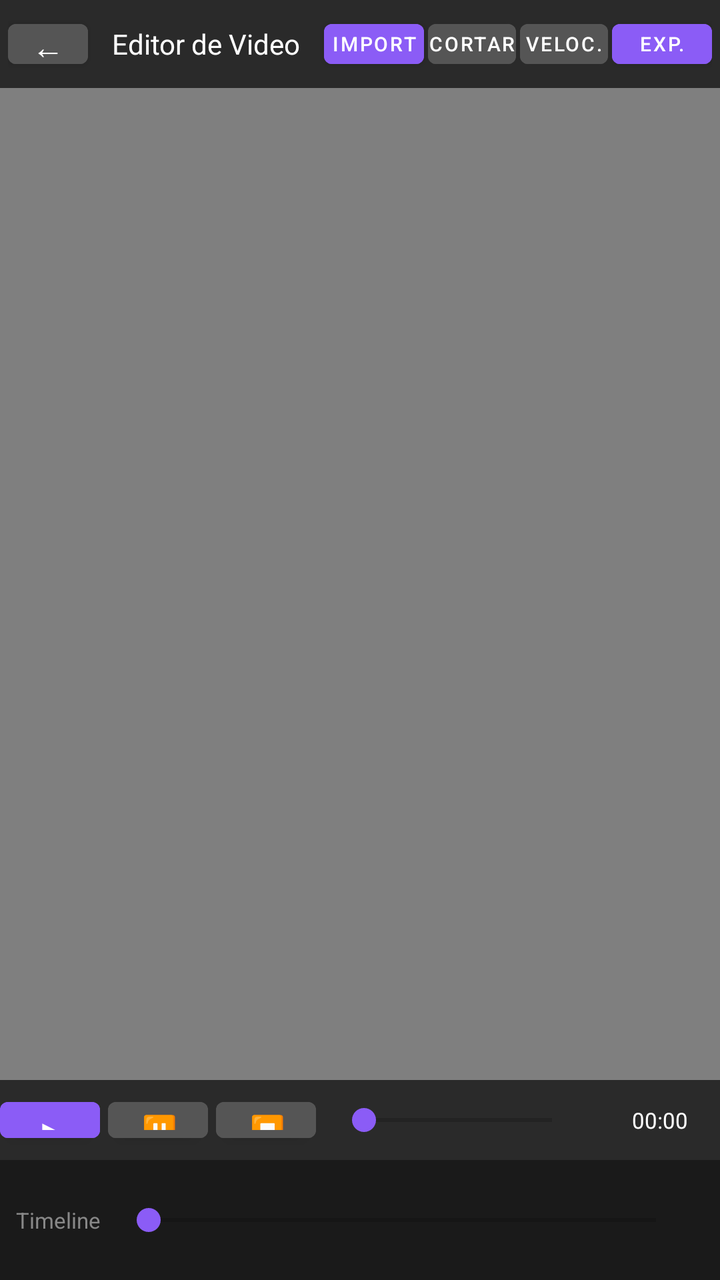
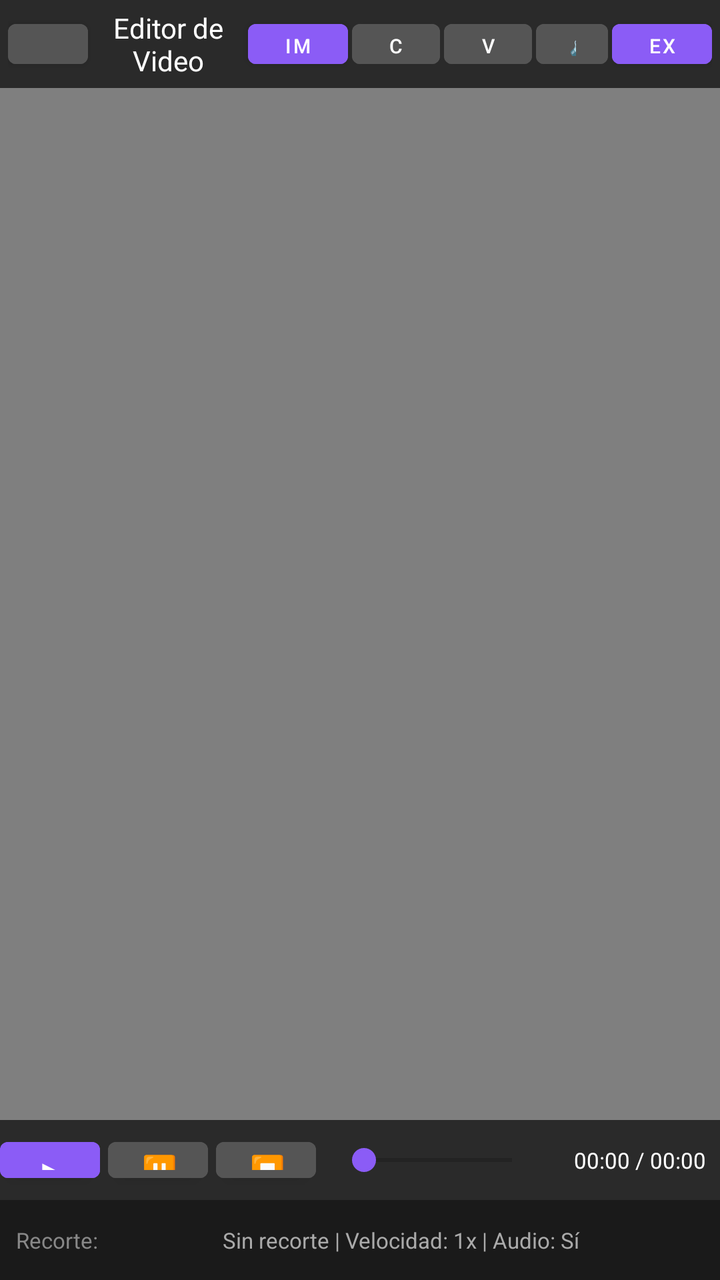

Two renders of the same Android screen: before a commit and after it. Below are the layout's source before the change and the commit's diff.
<!-- AndroidManifest.xml: application theme Theme.Creador360 -->
<!-- res/layout/activity_video_editor.xml -->
<?xml version="1.0" encoding="utf-8"?>
<LinearLayout xmlns:android="http://schemas.android.com/apk/res/android"
    android:layout_width="match_parent"
    android:layout_height="match_parent"
    android:orientation="vertical"
    android:background="#1A1A1A">

    
    <LinearLayout
        android:layout_width="match_parent"
        android:layout_height="44dp"
        android:background="#2A2A2A"
        android:gravity="center_vertical"
        android:orientation="horizontal"
        android:paddingHorizontal="4dp">

        <Button
            android:id="@+id/btnBack"
            android:layout_width="40dp"
            android:layout_height="32dp"
            android:text="←"
            android:textSize="16sp"
            android:backgroundTint="#555555"
            android:minWidth="0dp"
            android:padding="0dp" />

        <TextView
            android:layout_width="0dp"
            android:layout_height="wrap_content"
            android:layout_weight="1"
            android:text="Editor de Video"
            android:textColor="#FFFFFF"
            android:textSize="14sp"
            android:gravity="center" />

        <Button
            android:id="@+id/btnImport"
            android:layout_width="50dp"
            android:layout_height="32dp"
            android:text="Import"
            android:textSize="10sp"
            android:backgroundTint="#8B5CF6"
            android:minWidth="0dp"
            android:padding="0dp" />

        <Button
            android:id="@+id/btnTrim"
            android:layout_width="44dp"
            android:layout_height="32dp"
            android:text="Cortar"
            android:textSize="10sp"
            android:layout_marginStart="2dp"
            android:backgroundTint="#555555"
            android:minWidth="0dp"
            android:padding="0dp" />

        <Button
            android:id="@+id/btnSpeed"
            android:layout_width="44dp"
            android:layout_height="32dp"
            android:text="Veloc."
            android:textSize="10sp"
            android:layout_marginStart="2dp"
            android:backgroundTint="#555555"
            android:minWidth="0dp"
            android:padding="0dp" />

        <Button
            android:id="@+id/btnExport"
            android:layout_width="50dp"
            android:layout_height="32dp"
            android:text="Exp."
            android:textSize="10sp"
            android:layout_marginStart="2dp"
            android:backgroundTint="#8B5CF6"
            android:minWidth="0dp"
            android:padding="0dp" />
    </LinearLayout>

    
    <VideoView
        android:id="@+id/videoPreview"
        android:layout_width="match_parent"
        android:layout_height="0dp"
        android:layout_weight="1"
        android:background="#000000" />

    
    <LinearLayout
        android:layout_width="match_parent"
        android:layout_height="40dp"
        android:background="#2A2A2A"
        android:gravity="center"
        android:orientation="horizontal">

        <Button
            android:id="@+id/btnPlay"
            android:layout_width="50dp"
            android:layout_height="30dp"
            android:text="▶"
            android:textSize="14sp"
            android:backgroundTint="#8B5CF6"
            android:minWidth="0dp" />

        <Button
            android:id="@+id/btnPause"
            android:layout_width="50dp"
            android:layout_height="30dp"
            android:text="⏸"
            android:textSize="14sp"
            android:backgroundTint="#555555"
            android:minWidth="0dp"
            android:layout_marginStart="4dp" />

        <Button
            android:id="@+id/btnStop"
            android:layout_width="50dp"
            android:layout_height="30dp"
            android:text="⏹"
            android:textSize="14sp"
            android:backgroundTint="#555555"
            android:minWidth="0dp"
            android:layout_marginStart="4dp" />

        <SeekBar
            android:id="@+id/seekBar"
            android:layout_width="0dp"
            android:layout_height="wrap_content"
            android:layout_weight="1"
            android:layout_marginHorizontal="8dp" />

        <TextView
            android:id="@+id/tvTime"
            android:layout_width="60dp"
            android:layout_height="wrap_content"
            android:text="00:00"
            android:textColor="#FFFFFF"
            android:textSize="11sp"
            android:gravity="center" />
    </LinearLayout>

    
    <LinearLayout
        android:layout_width="match_parent"
        android:layout_height="60dp"
        android:background="#1A1A1A"
        android:gravity="center"
        android:orientation="horizontal"
        android:padding="8dp">

        <TextView
            android:layout_width="wrap_content"
            android:layout_height="wrap_content"
            android:text="Timeline"
            android:textColor="#888888"
            android:textSize="11sp" />

        <SeekBar
            android:id="@+id/timelineSeekBar"
            android:layout_width="0dp"
            android:layout_height="wrap_content"
            android:layout_weight="1"
            android:layout_marginHorizontal="8dp" />
    </LinearLayout>
</LinearLayout>
<!-- resources referenced by this layout -->
<resources>
  <style name="Theme.Creador360" parent="Theme.MaterialComponents.DayNight.NoActionBar">
          <item name="colorPrimary">#8B5CF6</item>
          <item name="colorPrimaryVariant">#7C3AED</item>
          <item name="colorOnPrimary">#FFFFFF</item>
          <item name="colorSecondary">#8B5CF6</item>
          <item name="colorSurface">#FFFFFF</item>
          <item name="colorOnSurface">#333333</item>
          <item name="android:colorBackground">#FAFAFA</item>
          <item name="android:statusBarColor">#FAFAFA</item>
          <item name="android:navigationBarColor">#FFFFFF</item>
      </style>
</resources>

<!-- the commit's change to res/layout/activity_video_editor.xml (unified diff, before → after) -->
@@ -5,7 +5,6 @@
     android:orientation="vertical"
     android:background="#1A1A1A">
 
-    
     <LinearLayout
         android:layout_width="match_parent"
         android:layout_height="44dp"
@@ -14,70 +13,15 @@
         android:orientation="horizontal"
         android:paddingHorizontal="4dp">
 
-        <Button
-            android:id="@+id/btnBack"
-            android:layout_width="40dp"
-            android:layout_height="32dp"
-            android:text="←"
-            android:textSize="16sp"
-            android:backgroundTint="#555555"
-            android:minWidth="0dp"
-            android:padding="0dp" />
-
-        <TextView
-            android:layout_width="0dp"
-            android:layout_height="wrap_content"
-            android:layout_weight="1"
-            android:text="Editor de Video"
-            android:textColor="#FFFFFF"
-            android:textSize="14sp"
-            android:gravity="center" />
-
-        <Button
-            android:id="@+id/btnImport"
-            android:layout_width="50dp"
-            android:layout_height="32dp"
-            android:text="Import"
-            android:textSize="10sp"
-            android:backgroundTint="#8B5CF6"
-            android:minWidth="0dp"
-            android:padding="0dp" />
-
-        <Button
-            android:id="@+id/btnTrim"
-            android:layout_width="44dp"
-            android:layout_height="32dp"
-            android:text="Cortar"
-            android:textSize="10sp"
-            android:layout_marginStart="2dp"
-            android:backgroundTint="#555555"
-            android:minWidth="0dp"
-            android:padding="0dp" />
-
-        <Button
-            android:id="@+id/btnSpeed"
-            android:layout_width="44dp"
-            android:layout_height="32dp"
-            android:text="Veloc."
-            android:textSize="10sp"
-            android:layout_marginStart="2dp"
-            android:backgroundTint="#555555"
-            android:minWidth="0dp"
-            android:padding="0dp" />
-
-        <Button
-            android:id="@+id/btnExport"
-            android:layout_width="50dp"
-            android:layout_height="32dp"
-            android:text="Exp."
-            android:textSize="10sp"
-            android:layout_marginStart="2dp"
-            android:backgroundTint="#8B5CF6"
-            android:minWidth="0dp"
-            android:padding="0dp" />
+        <Button android:id="@+id/btnBack" android:layout_width="40dp" android:layout_height="32dp" android:text="←" android:textSize="16sp" android:backgroundTint="#555555" android:minWidth="0dp" />
+        <TextView android:layout_width="0dp" android:layout_height="wrap_content" android:layout_weight="1" android:text="Editor de Video" android:textColor="#FFFFFF" android:textSize="14sp" android:gravity="center" />
+        <Button android:id="@+id/btnImport" android:layout_width="50dp" android:layout_height="32dp" android:text="Import" android:textSize="10sp" android:backgroundTint="#8B5CF6" android:minWidth="0dp" />
+        <Button android:id="@+id/btnTrim" android:layout_width="44dp" android:layout_height="32dp" android:text="Cortar" android:textSize="10sp" android:layout_marginStart="2dp" android:backgroundTint="#555555" android:minWidth="0dp" />
+        <Button android:id="@+id/btnSpeed" android:layout_width="44dp" android:layout_height="32dp" android:text="Veloc." android:textSize="10sp" android:layout_marginStart="2dp" android:backgroundTint="#555555" android:minWidth="0dp" />
+        <Button android:id="@+id/btnMute" android:layout_width="36dp" android:layout_height="32dp" android:text="🔊" android:textSize="10sp" android:layout_marginStart="2dp" android:backgroundTint="#555555" android:minWidth="0dp" />
+        <Button android:id="@+id/btnExport" android:layout_width="50dp" android:layout_height="32dp" android:text="Exp." android:textSize="10sp" android:layout_marginStart="2dp" android:backgroundTint="#8B5CF6" android:minWidth="0dp" />
     </LinearLayout>
 
-    
     <VideoView
         android:id="@+id/videoPreview"
         android:layout_width="match_parent"
@@ -85,7 +29,6 @@
         android:layout_weight="1"
         android:background="#000000" />
 
-    
     <LinearLayout
         android:layout_width="match_parent"
         android:layout_height="40dp"
@@ -93,34 +36,9 @@
         android:gravity="center"
         android:orientation="horizontal">
 
-        <Button
-            android:id="@+id/btnPlay"
-            android:layout_width="50dp"
-            android:layout_height="30dp"
-            android:text="▶"
-            android:textSize="14sp"
-            android:backgroundTint="#8B5CF6"
-            android:minWidth="0dp" />
-
-        <Button
-            android:id="@+id/btnPause"
-            android:layout_width="50dp"
-            android:layout_height="30dp"
-            android:text="⏸"
-            android:textSize="14sp"
-            android:backgroundTint="#555555"
-            android:minWidth="0dp"
-            android:layout_marginStart="4dp" />
-
-        <Button
-            android:id="@+id/btnStop"
-            android:layout_width="50dp"
-            android:layout_height="30dp"
-            android:text="⏹"
-            android:textSize="14sp"
-            android:backgroundTint="#555555"
-            android:minWidth="0dp"
-            android:layout_marginStart="4dp" />
+        <Button android:id="@+id/btnPlay" android:layout_width="50dp" android:layout_height="30dp" android:text="▶" android:textSize="14sp" android:backgroundTint="#8B5CF6" android:minWidth="0dp" />
+        <Button android:id="@+id/btnPause" android:layout_width="50dp" android:layout_height="30dp" android:text="⏸" android:textSize="14sp" android:backgroundTint="#555555" android:minWidth="0dp" android:layout_marginStart="4dp" />
+        <Button android:id="@+id/btnStop" android:layout_width="50dp" android:layout_height="30dp" android:text="⏹" android:textSize="14sp" android:backgroundTint="#555555" android:minWidth="0dp" android:layout_marginStart="4dp" />
 
         <SeekBar
             android:id="@+id/seekBar"
@@ -131,35 +49,37 @@
 
         <TextView
             android:id="@+id/tvTime"
-            android:layout_width="60dp"
+            android:layout_width="80dp"
             android:layout_height="wrap_content"
-            android:text="00:00"
+            android:text="00:00 / 00:00"
             android:textColor="#FFFFFF"
             android:textSize="11sp"
             android:gravity="center" />
     </LinearLayout>
 
-    
     <LinearLayout
         android:layout_width="match_parent"
-        android:layout_height="60dp"
+        android:layout_height="40dp"
         android:background="#1A1A1A"
         android:gravity="center"
         android:orientation="horizontal"
-        android:padding="8dp">
+        android:paddingHorizontal="8dp">
 
         <TextView
             android:layout_width="wrap_content"
             android:layout_height="wrap_content"
-            android:text="Timeline"
+            android:text="Recorte:"
             android:textColor="#888888"
             android:textSize="11sp" />
 
-        <SeekBar
-            android:id="@+id/timelineSeekBar"
+        <TextView
+            android:id="@+id/tvTrimInfo"
             android:layout_width="0dp"
             android:layout_height="wrap_content"
             android:layout_weight="1"
-            android:layout_marginHorizontal="8dp" />
+            android:text="Sin recorte | Velocidad: 1x | Audio: Sí"
+            android:textColor="#AAAAAA"
+            android:textSize="11sp"
+            android:gravity="center" />
     </LinearLayout>
 </LinearLayout>
